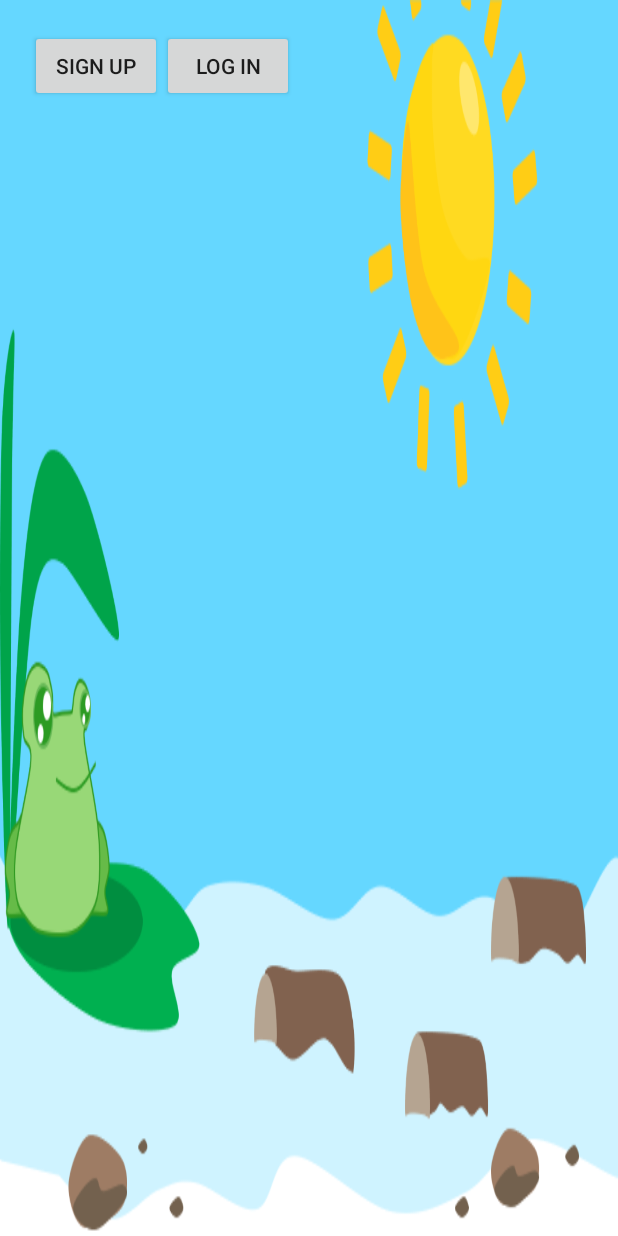
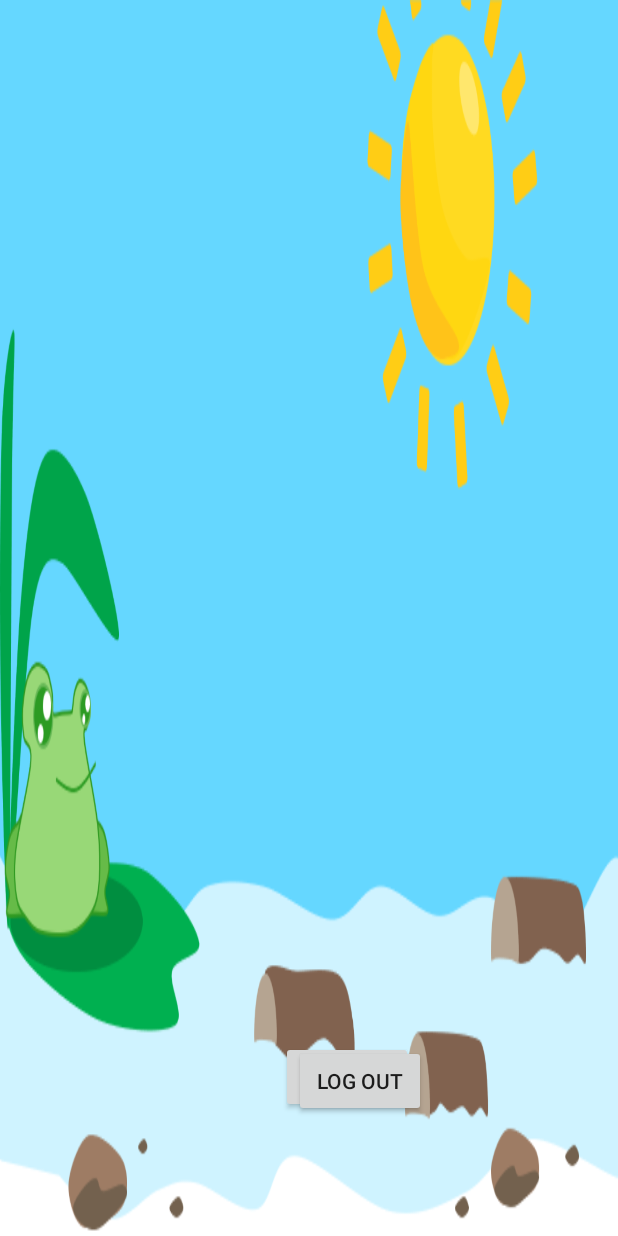
Before and after one commit to HarveyHepburn/FroggerGame, an Android app: the layout activity_welcome.xml on its own in the app's theme, with its tools: preview values and no code run, on a phone screen of 412 x 824 dp. Run offline under Robolectric (Android 15) with nearby library versions, the light colour scheme and no system bars.

Commit message:
welcome activity

```diff
--- a/app/src/main/java/edu/anu/retrogame2018s2_frogger/frogger/GameSetting.java
+++ b/app/src/main/java/edu/anu/retrogame2018s2_frogger/frogger/GameSetting.java
@@ -2,6 +2,7 @@ package edu.anu.retrogame2018s2_frogger.frogger;
 
 import java.util.HashMap;
 
+import edu.anu.retrogame2018s2_frogger.frogger.Player.Player;
 import edu.anu.retrogame2018s2_frogger.frogger.scene.ranking.DBManager;
 import edu.anu.retrogame2018s2_frogger.frogger.widget.SoundControl;
 
--- a/app/src/main/java/edu/anu/retrogame2018s2_frogger/frogger/Player/DataProcess.java
+++ b/app/src/main/java/edu/anu/retrogame2018s2_frogger/frogger/Player/DataProcess.java
@@ -5,9 +5,8 @@ import java.util.prefs.Preferences;
 public class DataProcess {
     Preferences preferences = Preferences.userNodeForPackage(DataProcess.class);
 
-    public void load() {
-        preferences.get("NAME", "");
-
+    public String load() {
+        return preferences.get("NAME", "");
     }
 
     public void save(String name) {
--- a/app/src/main/res/layout/activity_sign_up.xml
+++ b/app/src/main/res/layout/activity_sign_up.xml
@@ -4,7 +4,7 @@
     xmlns:tools="http://schemas.android.com/tools"
     android:layout_width="match_parent"
     android:layout_height="match_parent"
-    tools:context=".SignUpActivity">
+    tools:context=".WelcomeActivity">
 
     <EditText
         android:id="@+id/name"
--- a/app/src/main/res/layout/activity_welcome.xml
+++ b/app/src/main/res/layout/activity_welcome.xml
@@ -22,19 +22,12 @@
     <LinearLayout
         android:layout_width="wrap_content"
         android:layout_height="wrap_content"
+        android:layout_alignParentStart="true"
+        android:layout_alignParentBottom="true"
+        android:layout_marginStart="167dp"
+        android:layout_marginBottom="62dp"
         android:orientation="horizontal"
         android:padding="20dp">
-
-        <Button
-            android:id="@+id/sign"
-            android:layout_width="wrap_content"
-            android:layout_height="wrap_content"
-            android:layout_centerHorizontal="true"
-            android:layout_centerVertical="true"
-            android:onClick="sign"
-            android:text="Sign up"
-            tools:layout_editor_absoluteX="232dp"
-            tools:layout_editor_absoluteY="299dp" />
 
         <Button
             android:id="@+id/login"
@@ -47,5 +40,26 @@
 
     </LinearLayout>
 
+    <TextView
+        android:id="@+id/textView"
+        android:layout_width="wrap_content"
+        android:layout_height="wrap_content"
+        android:layout_alignParentStart="true"
+        android:layout_alignParentTop="true"
+        android:layout_marginStart="287dp"
+        android:layout_marginTop="148dp"
+        />
+
+    <Button
+        android:id="@+id/logout"
+        android:layout_width="wrap_content"
+        android:layout_height="wrap_content"
+        android:layout_alignParentEnd="true"
+        android:layout_alignParentBottom="true"
+        android:layout_marginEnd="128dp"
+        android:layout_marginBottom="79dp"
+        android:onClick="logout"
+        android:text="Log out" />
+
 
 </RelativeLayout>
```
Also changed, not shown: app/src/main/java/edu/anu/retrogame2018s2_frogger/WelcomeActivity.java (+40 -6 lines).
